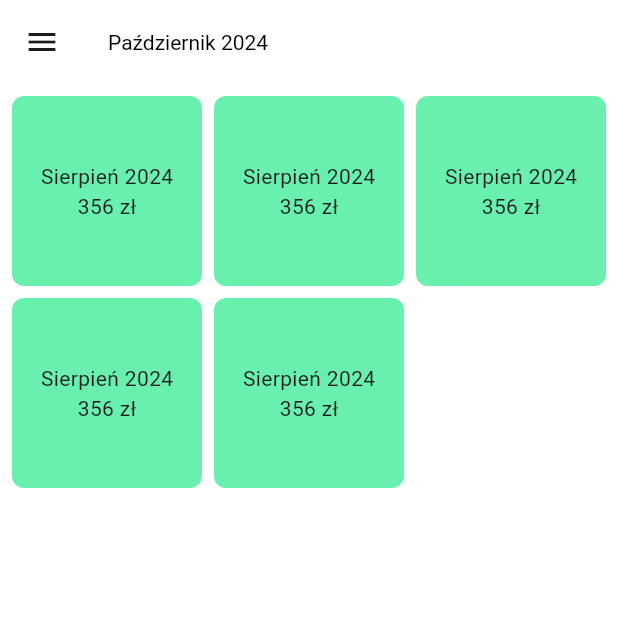
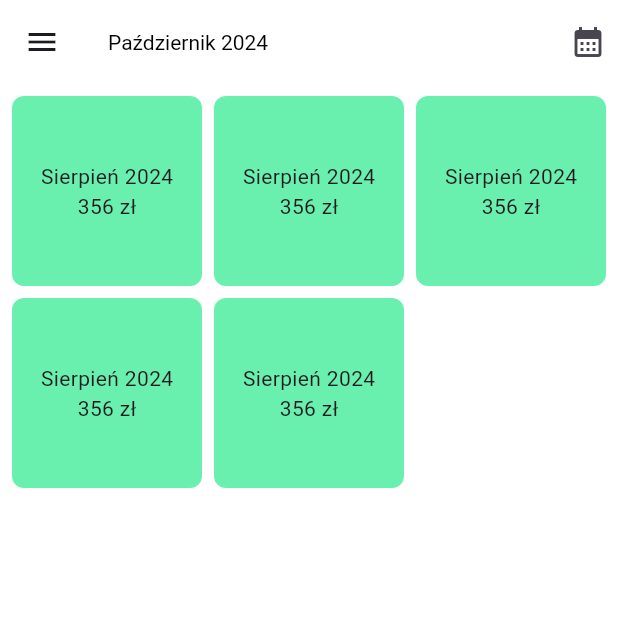
Before and after one commit to kawi15/budget, a Flutter app: the screen it shows after launch, on a phone screen of 412 x 824 dp, the top half of it. Run offline on Flutter 3.47's test engine with Material 3 defaults, Android fonts, the light colour scheme and no system bars; our stand-ins replace animated_toggle_switch, dropdown_button2, flutter_bloc, hydrated_bloc.

Commit message:
calendar icon in appbar

```diff
--- a/lib/views/main_navigator.dart
+++ b/lib/views/main_navigator.dart
@@ -21,6 +21,18 @@ class _MainNavigatorState extends State<MainNavigator> {
     return Scaffold(
       appBar: AppBar(
         title: const Text('Październik 2024'),
+        actions: [
+          Padding(
+            padding: const EdgeInsets.only(right: 8),
+            child: InkWell(
+              onTap: () {
+                //TODO select month
+              },
+              borderRadius: BorderRadius.circular(4),
+              child: const Icon(Icons.calendar_month),
+            ),
+          )
+        ],
       ),
       drawer: Drawer(
         child: ListView(
```
